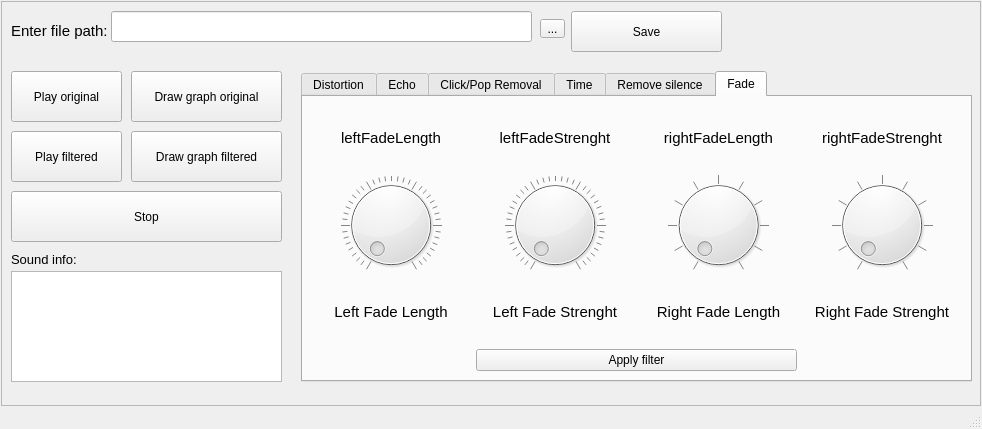
Before: the Qt Designer form ui/mainForm.ui in Andrew-Garanin/AudioDigitalFiltering, drawn with Qt 5.
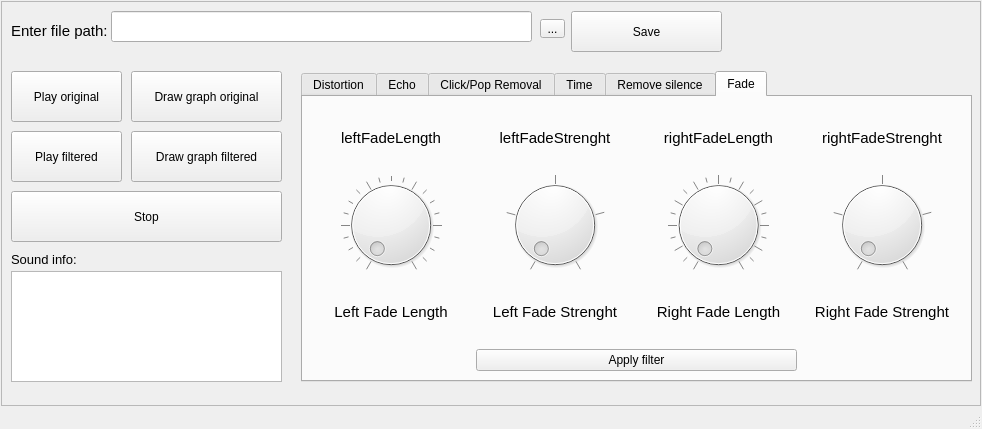
After: the same form once the commit is applied. Icons and pictures are not drawn.

Patch:
```diff
--- a/ui/mainForm.ui
+++ b/ui/mainForm.ui
@@ -967,14 +967,17 @@
                <verstretch>0</verstretch>
               </sizepolicy>
              </property>
+             <property name="minimum">
+              <number>1</number>
+             </property>
              <property name="maximum">
-              <number>400</number>
+              <number>5</number>
              </property>
              <property name="singleStep">
               <number>1</number>
              </property>
              <property name="pageStep">
-              <number>16</number>
+              <number>1</number>
              </property>
              <property name="orientation">
               <enum>Qt::Horizontal</enum>
@@ -1002,13 +1005,13 @@
               <number>1</number>
              </property>
              <property name="pageStep">
-              <number>5</number>
+              <number>10</number>
              </property>
              <property name="orientation">
               <enum>Qt::Horizontal</enum>
              </property>
              <property name="notchTarget">
-              <double>10.000000000000000</double>
+              <double>5.000000000000000</double>
              </property>
              <property name="notchesVisible">
               <bool>true</bool>
@@ -1063,19 +1066,19 @@
               </sizepolicy>
              </property>
              <property name="maximum">
-              <number>400</number>
+              <number>100</number>
              </property>
              <property name="singleStep">
               <number>1</number>
              </property>
              <property name="pageStep">
-              <number>16</number>
+              <number>20</number>
              </property>
              <property name="orientation">
               <enum>Qt::Horizontal</enum>
              </property>
              <property name="notchTarget">
-              <double>10.000000000000000</double>
+              <double>5.000000000000000</double>
              </property>
              <property name="notchesVisible">
               <bool>true</bool>
@@ -1165,14 +1168,17 @@
                <verstretch>0</verstretch>
               </sizepolicy>
              </property>
+             <property name="minimum">
+              <number>1</number>
+             </property>
              <property name="maximum">
-              <number>100</number>
+              <number>5</number>
              </property>
              <property name="singleStep">
               <number>1</number>
              </property>
              <property name="pageStep">
-              <number>5</number>
+              <number>1</number>
              </property>
              <property name="orientation">
               <enum>Qt::Horizontal</enum>
```
